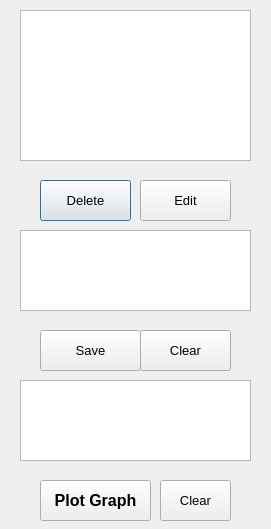
kitzerland/seproj1, file dialog.ui: the form before one commit.
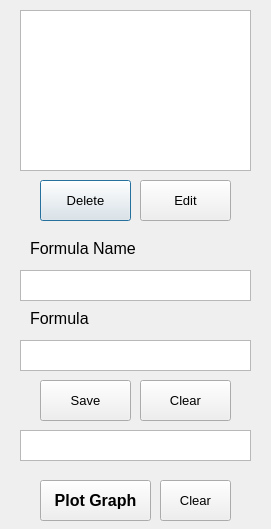
The form after the commit. Icons and pictures are not drawn.

Diff of the .ui file:
```diff
--- a/dialog.ui
+++ b/dialog.ui
@@ -41,19 +41,9 @@
    <property name="geometry">
     <rect>
      <x>20</x>
-     <y>10</y>
+     <y>270</y>
      <width>231</width>
-     <height>151</height>
-    </rect>
-   </property>
-  </widget>
-  <widget class="QTextEdit" name="textEdit_PlotSave">
-   <property name="geometry">
-    <rect>
-     <x>20</x>
-     <y>230</y>
-     <width>231</width>
-     <height>81</height>
+     <height>31</height>
     </rect>
    </property>
   </widget>
@@ -61,9 +51,9 @@
    <property name="geometry">
     <rect>
      <x>20</x>
-     <y>380</y>
+     <y>430</y>
      <width>231</width>
-     <height>81</height>
+     <height>31</height>
     </rect>
    </property>
   </widget>
@@ -115,8 +105,8 @@
    <property name="geometry">
     <rect>
      <x>40</x>
-     <y>330</y>
-     <width>101</width>
+     <y>380</y>
+     <width>91</width>
      <height>41</height>
     </rect>
    </property>
@@ -137,7 +127,7 @@
    <property name="geometry">
     <rect>
      <x>140</x>
-     <y>330</y>
+     <y>380</y>
      <width>91</width>
      <height>41</height>
     </rect>
@@ -201,6 +191,74 @@
     <string>Clear</string>
    </property>
   </widget>
+  <widget class="QListWidget" name="listWidget">
+   <property name="geometry">
+    <rect>
+     <x>20</x>
+     <y>10</y>
+     <width>231</width>
+     <height>161</height>
+    </rect>
+   </property>
+  </widget>
+  <widget class="QTextEdit" name="textEdit_Formula">
+   <property name="geometry">
+    <rect>
+     <x>20</x>
+     <y>340</y>
+     <width>231</width>
+     <height>31</height>
+    </rect>
+   </property>
+  </widget>
+  <widget class="QLabel" name="label">
+   <property name="geometry">
+    <rect>
+     <x>30</x>
+     <y>240</y>
+     <width>111</width>
+     <height>16</height>
+    </rect>
+   </property>
+   <property name="font">
+    <font>
+     <pointsize>12</pointsize>
+    </font>
+   </property>
+   <property name="text">
+    <string>Formula Name</string>
+   </property>
+  </widget>
+  <widget class="QLabel" name="label_2">
+   <property name="geometry">
+    <rect>
+     <x>30</x>
+     <y>310</y>
+     <width>111</width>
+     <height>16</height>
+    </rect>
+   </property>
+   <property name="font">
+    <font>
+     <pointsize>12</pointsize>
+    </font>
+   </property>
+   <property name="text">
+    <string>Formula</string>
+   </property>
+  </widget>
+  <zorder>textEdit_FormulaName</zorder>
+  <zorder>textEdit_Plot</zorder>
+  <zorder>pushButton_delete</zorder>
+  <zorder>pushButton_Edit</zorder>
+  <zorder>pushButton_Save</zorder>
+  <zorder>pushButton_Plot</zorder>
+  <zorder>pushButton_Clear2</zorder>
+  <zorder>listWidget</zorder>
+  <zorder>textEdit_Formula</zorder>
+  <zorder>label</zorder>
+  <zorder>label_2</zorder>
+  <zorder>pushButton_Clear</zorder>
  </widget>
  <resources/>
  <connections/>
```
Left out of the diff: 2 changed lines with no effect on the pictures.
